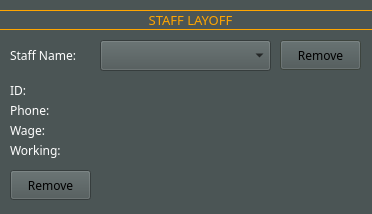
Above: removefromstaff.ui from totargaming/AutomotiveRepairManagement before the change. Below: the same form after it.
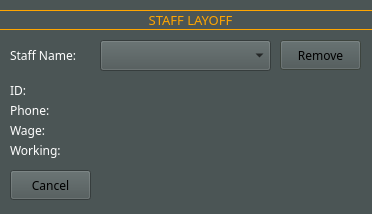
That is the form after the change.

```diff
--- a/removefromstaff.ui
+++ b/removefromstaff.ui
@@ -590,7 +590,7 @@
     </rect>
    </property>
    <property name="text">
-    <string>Remove</string>
+    <string>Cancel</string>
    </property>
   </widget>
   <widget class="QLabel" name="idReport_2">
```
